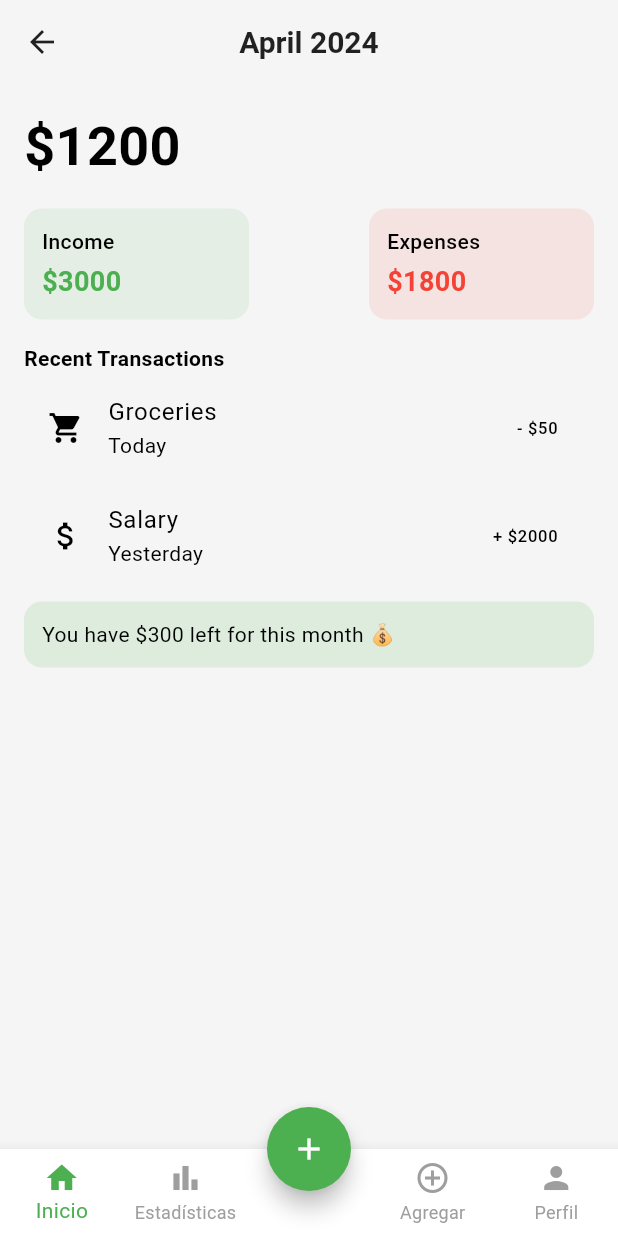
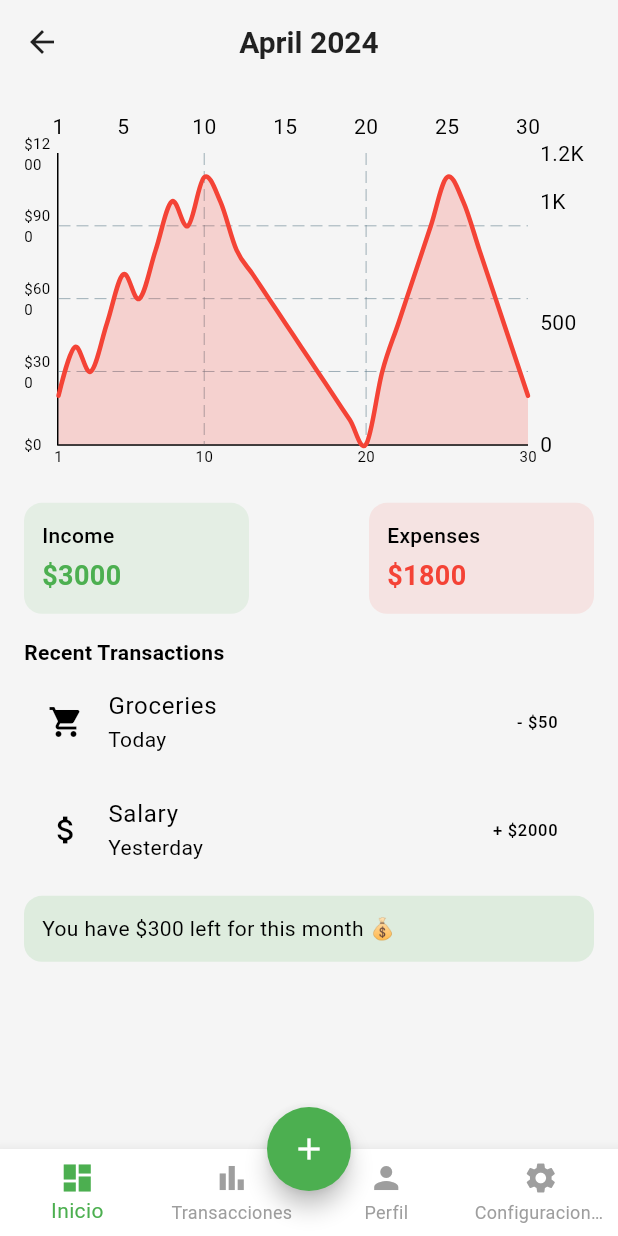
Before and after one commit to sim3075/MoneyMingle, a Flutter app: the RootScreen screen opened by its route, on a phone screen of 412 x 824 dp. Run offline on Flutter 3.47's test engine with Material 3 defaults, Android fonts, the phone set to English and light mode, and no system bars; drawn by our look-alikes of fl_chart; our stand-ins replace firebase_core, font_awesome_flutter; accounts and stored records are empty.

Commit message:
feat: Add RootScreen and ExpenseLineChart; update profile image path and dependencies

```diff
--- a/money_mingle/lib/routes/app_routes.dart
+++ b/money_mingle/lib/routes/app_routes.dart
@@ -1,5 +1,5 @@
 import 'package:flutter/material.dart';
-import 'package:money_mingle/ui/pages/RootScreen.dart';
+import 'package:money_mingle/ui/pages/root_screen.dart';
 import 'package:money_mingle/ui/pages/auth/forgot_password_screen.dart';
 import 'package:money_mingle/ui/pages/auth/register_screen.dart';
 import 'package:money_mingle/ui/pages/auth/login_screen.dart';
--- a/money_mingle/lib/ui/pages/home/home_screen.dart
+++ b/money_mingle/lib/ui/pages/home/home_screen.dart
@@ -3,24 +3,33 @@
 import 'widgets/info_card.dart';
 import 'widgets/recent_transactions.dart';
 import 'widgets/monthly_summary.dart';
-
-
+import 'widgets/graphs/expense_line_chart.dart';
 
 class HomeScreen extends StatelessWidget {
   const HomeScreen({super.key});
 
-
   @override
   Widget build(BuildContext context) {
+    // Datos de ejemplo: Gastos por día del mes
+    final List<double> expenses = [
+      200, 400, 300, 500, 700, 600, 800, 1000, 900, 1100,
+      1000, 800, 700, 600, 500, 400, 300, 200, 100, 0,
+      300, 500, 700, 900, 1100, 1000, 800, 600, 400, 200,
+    ];
+
     return Scaffold(
       appBar: AppBar(title: const Text('April 2024')),
-      body: Padding(
+      body: SingleChildScrollView(
+        child: Padding(
           padding: const EdgeInsets.all(16.0),
           child: Column(
             crossAxisAlignment: CrossAxisAlignment.start,
             children: [
-            const Text('\$1200',
-                style: TextStyle(fontSize: 36, fontWeight: FontWeight.bold)),
+              // Gráfico de línea adaptado a la pantalla
+              SizedBox(
+                height: MediaQuery.of(context).size.height * 0.3, // 30% de la altura de la pantalla
+                child: ExpenseLineChart(expenses: expenses),
+              ),
               const SizedBox(height: 16),
               Row(
                 mainAxisAlignment: MainAxisAlignment.spaceBetween,
@@ -28,11 +37,13 @@
                   InfoCard(
                     title: 'Income',
                     value: '\$3000',
-                    color: AppTheme.incomeColor),
+                    color: AppTheme.incomeColor,
+                  ),
                   InfoCard(
                     title: 'Expenses',
                     value: '\$1800',
-                    color: AppTheme.expenseColor),
+                    color: AppTheme.expenseColor,
+                  ),
                 ],
               ),
               const SizedBox(height: 16),
@@ -42,6 +53,7 @@
             ],
           ),
         ),
+      ),
     );
   }
 }
--- /dev/null
+++ b/money_mingle/lib/ui/pages/home/widgets/graphs/expense_line_chart.dart
@@ -0,0 +1,79 @@
+import 'package:flutter/material.dart';
+import 'package:fl_chart/fl_chart.dart';
+
+class ExpenseLineChart extends StatelessWidget {
+  final List<double> expenses; // Lista de gastos por día
+
+  const ExpenseLineChart({
+    super.key,
+    required this.expenses,
+  });
+
+  @override
+  Widget build(BuildContext context) {
+    return SizedBox(
+      height: 250, // Altura del gráfico
+      child: LineChart(
+        LineChartData(
+          maxY: 1200, // Máximo valor en el eje Y
+          minY: 0, // Mínimo valor en el eje Y
+          titlesData: FlTitlesData(
+            leftTitles: AxisTitles(
+              sideTitles: SideTitles(
+                showTitles: true,
+                interval: 300, // Espaciado entre los valores del eje Y
+                getTitlesWidget: (value, meta) {
+                  return Text(
+                    '\$${value.toInt()}',
+                    style: const TextStyle(fontSize: 10),
+                  );
+                },
+              ),
+            ),
+            bottomTitles: AxisTitles(
+              sideTitles: SideTitles(
+                showTitles: true,
+                interval: 10, // Espaciado entre los valores del eje X
+                getTitlesWidget: (value, meta) {
+                  return Text(
+                    value.toInt().toString(),
+                    style: const TextStyle(fontSize: 10),
+                  );
+                },
+              ),
+            ),
+          ),
+          gridData: FlGridData(
+            show: true,
+            horizontalInterval: 300, // Líneas horizontales espaciadas
+            verticalInterval: 10, // Líneas verticales espaciadas
+          ),
+          borderData: FlBorderData(
+            show: true,
+            border: const Border(
+              left: BorderSide(color: Colors.black, width: 1),
+              bottom: BorderSide(color: Colors.black, width: 1),
+            ),
+          ),
+          lineBarsData: [
+            LineChartBarData(
+              spots: List.generate(
+                expenses.length,
+                (index) => FlSpot(index.toDouble() + 1, expenses[index]),
+              ),
+              isCurved: true, // Hace la línea curva
+              color: Colors.red,
+              barWidth: 3,
+              isStrokeCapRound: true,
+              belowBarData: BarAreaData(
+                show: true,
+                color: Colors.red.withOpacity(0.2),
+              ),
+              dotData: FlDotData(show: false), // Oculta los puntos
+            ),
+          ],
+        ),
+      ),
+    );
+  }
+}
--- a/money_mingle/lib/ui/pages/profile/profile_screen.dart
+++ b/money_mingle/lib/ui/pages/profile/profile_screen.dart
@@ -26,7 +26,7 @@
                     const Center(
                       child: CircleAvatar(
                         radius: 50,
-                        backgroundImage: AssetImage('assets/images/user_avatar.png'), // Cambia por la ruta de tu imagen
+                        backgroundImage: AssetImage(r'lib\assets\images\usuario.png'),
                       ),
                     ),
                     const SizedBox(height: 16),
--- a/money_mingle/lib/ui/pages/RootScreen.dart
+++ b/money_mingle/lib/ui/pages/root_screen.dart
@@ -11,29 +11,29 @@
 
   @override
   State<RootScreen> createState() => _RootScreenState();
-
 }
 
 class _RootScreenState extends State<RootScreen> {
-
   void _openForm(BuildContext context, TransactionType type) {
     Navigator.push(
       context,
-      MaterialPageRoute(
-        builder: (_) => TransactionForm(type: type),
-      ),
+      MaterialPageRoute(builder: (_) => TransactionForm(type: type)),
     );
   }
 
   void _showAddMenu(BuildContext context) {
     showModalBottomSheet(
       context: context,
-      builder: (_) => SafeArea(
+      builder:
+          (_) => SafeArea(
             child: Column(
               mainAxisSize: MainAxisSize.min,
               children: [
                 ListTile(
-              leading: const Icon(Icons.remove_circle, color: AppTheme.expenseColor),
+                  leading: const Icon(
+                    Icons.remove_circle,
+                    color: AppTheme.expenseColor,
+                  ),
                   title: const Text('Agregar Gasto'),
                   onTap: () {
                     Navigator.pop(context);
@@ -41,7 +41,10 @@
                   },
                 ),
                 ListTile(
-              leading: const Icon(Icons.add_circle, color: AppTheme.incomeColor),
+                  leading: const Icon(
+                    Icons.add_circle,
+                    color: AppTheme.incomeColor,
+                  ),
                   title: const Text('Agregar Ingreso'),
                   onTap: () {
                     Navigator.pop(context);
@@ -58,9 +61,9 @@
 
   final List<Widget> _screens = [
     HomeScreen(),
-    StatsScreen(),
     TransactionScreen(),
     ProfileScreen(),
+    StatsScreen(),
   ];
 
   @override
@@ -78,11 +81,10 @@
         },
         type: BottomNavigationBarType.fixed,
         items: const [
-          BottomNavigationBarItem(icon: Icon(Icons.home), label: 'Inicio'),
-          BottomNavigationBarItem(icon: Icon(Icons.bar_chart), label: 'Estadísticas'),
-          BottomNavigationBarItem(icon: SizedBox(width: 40), label: ''),
-          BottomNavigationBarItem(icon: Icon(Icons.add_circle_outline), label: 'Agregar'),
+          BottomNavigationBarItem(icon: Icon(Icons.dashboard), label: 'Inicio'),
+          BottomNavigationBarItem(icon: Icon(Icons.bar_chart), label: 'Transacciones'),
           BottomNavigationBarItem(icon: Icon(Icons.person), label: 'Perfil'),
+          BottomNavigationBarItem(icon: Icon(Icons.settings), label: 'Configuraciones'),
         ],
       ),
       floatingActionButtonLocation: FloatingActionButtonLocation.centerDocked,
--- a/money_mingle/pubspec.yaml
+++ b/money_mingle/pubspec.yaml
@@ -36,6 +36,7 @@
   flutter_riverpod: ^2.6.1
   riverpod_annotation: ^2.6.1
   font_awesome_flutter: ^10.5.0
+  fl_chart: ^0.71.0
 
   # The following adds the Cupertino Icons font to your application.
   # Use with the CupertinoIcons class for iOS style icons.
@@ -68,8 +69,8 @@
   uses-material-design: true
 
   # To add assets to your application, add an assets section, like this:
-  # assets:
-  #   - images/a_dot_burr.jpeg
+  assets:
+     - lib\assets\images\usuario.png
   #   - images/a_dot_ham.jpeg
 
   # An image asset can refer to one or more resolution-specific "variants", see
```
Also changed, not shown: money_mingle/lib/assets/images/usuario.png (added), money_mingle/pubspec.lock. Lines whose indentation alone changed are shown as unchanged.
